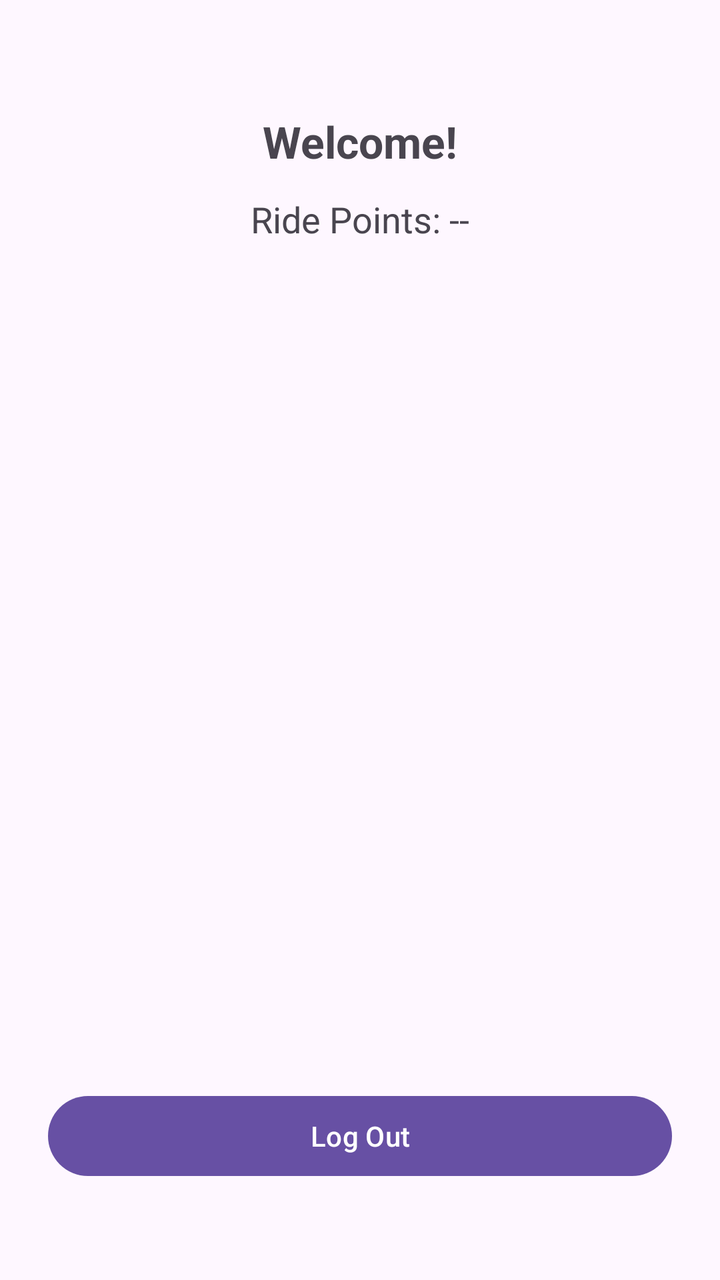
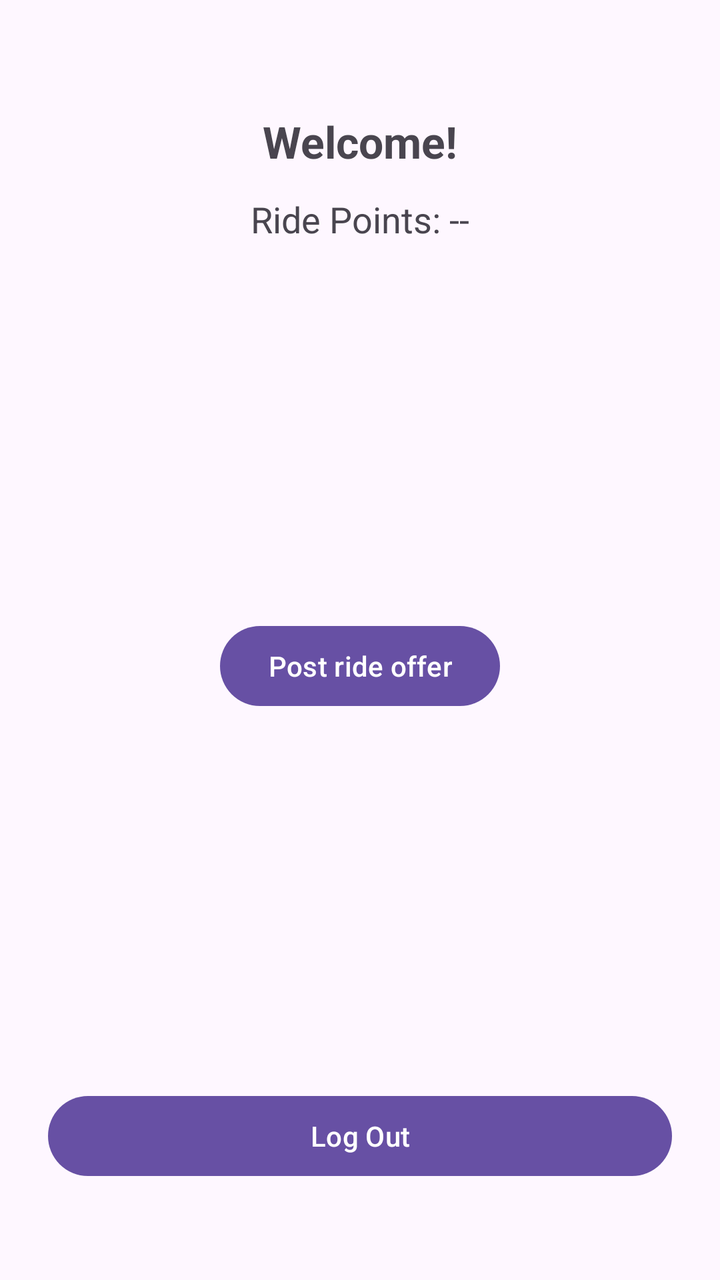

Before-and-after screenshots of an Android layout around one commit, followed by the original layout XML and the change that was made.
<!-- AndroidManifest.xml: application theme Theme.RideShareUltimate -->
<!-- res/layout/activity_main.xml -->
<?xml version="1.0" encoding="utf-8"?>
<androidx.constraintlayout.widget.ConstraintLayout xmlns:android="http://schemas.android.com/apk/res/android"
    xmlns:app="http://schemas.android.com/apk/res-auto"
    android:id="@+id/main"
    android:layout_width="match_parent"
    android:layout_height="match_parent"
    android:padding="24dp">

    <TextView
        android:id="@+id/tvWelcomeUser"
        android:layout_width="wrap_content"
        android:layout_height="wrap_content"
        android:text="Welcome!"
        android:textSize="22sp"
        android:textStyle="bold"
        app:layout_constraintTop_toTopOf="parent"
        app:layout_constraintStart_toStartOf="parent"
        app:layout_constraintEnd_toEndOf="parent"
        android:layout_marginTop="32dp" />

    <TextView
        android:id="@+id/tvRidePoints"
        android:layout_width="wrap_content"
        android:layout_height="wrap_content"
        android:layout_marginTop="12dp"
        android:text="Ride Points: --"
        android:textSize="18sp"
        app:layout_constraintTop_toBottomOf="@id/tvWelcomeUser"
        app:layout_constraintStart_toStartOf="parent"
        app:layout_constraintEnd_toEndOf="parent" />

    <Button
        android:id="@+id/btnLogOut"
        android:layout_width="0dp"
        android:layout_height="wrap_content"
        android:layout_marginBottom="24dp"
        android:text="Log Out"
        app:layout_constraintBottom_toBottomOf="parent"
        app:layout_constraintStart_toStartOf="parent"
        app:layout_constraintEnd_toEndOf="parent" />

</androidx.constraintlayout.widget.ConstraintLayout>
<!-- resources referenced by this layout -->
<resources>
  <style name="Theme.RideShareUltimate" parent="Base.Theme.RideShareUltimate" />
  <style name="Base.Theme.RideShareUltimate" parent="Theme.Material3.DayNight.NoActionBar">
          
          
      </style>
</resources>

<!-- the commit's change to res/layout/activity_main.xml (unified diff, before → after) -->
@@ -1,6 +1,7 @@
 <?xml version="1.0" encoding="utf-8"?>
 <androidx.constraintlayout.widget.ConstraintLayout xmlns:android="http://schemas.android.com/apk/res/android"
     xmlns:app="http://schemas.android.com/apk/res-auto"
+    xmlns:tools="http://schemas.android.com/tools"
     android:id="@+id/main"
     android:layout_width="match_parent"
     android:layout_height="match_parent"
@@ -30,6 +31,16 @@
         app:layout_constraintEnd_toEndOf="parent" />
 
     <Button
+        android:id="@+id/button2"
+        android:layout_width="wrap_content"
+        android:layout_height="wrap_content"
+        android:text="Post ride offer"
+        app:layout_constraintBottom_toTopOf="@+id/btnLogOut"
+        app:layout_constraintEnd_toEndOf="parent"
+        app:layout_constraintStart_toStartOf="parent"
+        app:layout_constraintTop_toBottomOf="@+id/tvRidePoints" />
+
+    <Button
         android:id="@+id/btnLogOut"
         android:layout_width="0dp"
         android:layout_height="wrap_content"
